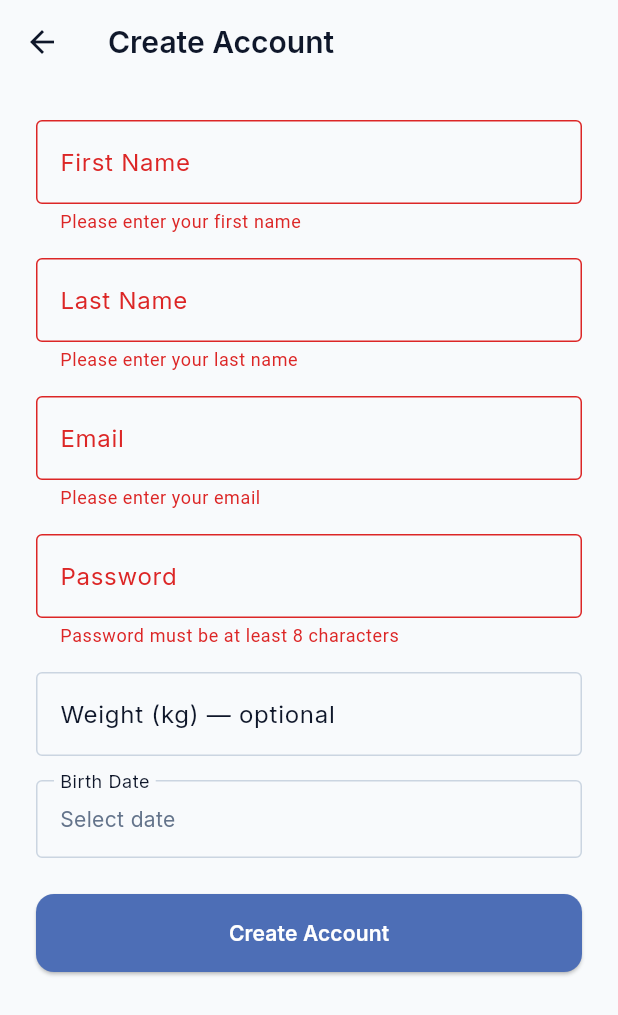
After one commit to anejm/GymBook, a Flutter app: the RegisterPage screen opened directly, after a tap on "Create Account", on a phone screen of 412 x 824 dp. The commit adds this screen. Shown: the top 1015 px of the screen. Run offline on Flutter 3.47's test engine with Material 3 defaults, Android fonts, the phone set to English and light mode, and no system bars; our stand-ins replace google_fonts.

Commit message:
added login and signup

```diff
--- /dev/null
+++ b/lib/screens/login/register_page.dart
@@ -0,0 +1,228 @@
+import 'package:flutter/material.dart';
+
+import '../../services/auth_service.dart';
+
+class RegisterPage extends StatefulWidget {
+  const RegisterPage({super.key});
+
+  @override
+  State<RegisterPage> createState() => _RegisterPageState();
+}
+
+class _RegisterPageState extends State<RegisterPage> {
+  final formKey = GlobalKey<FormState>();
+
+  final firstNameController = TextEditingController();
+  final lastNameController = TextEditingController();
+  final emailController = TextEditingController();
+  final passwordController = TextEditingController();
+  final weightController = TextEditingController();
+
+  DateTime? birthDate;
+
+  bool isLoading = false;
+  String? errorMessage;
+
+  @override
+  void dispose() {
+    firstNameController.dispose();
+    lastNameController.dispose();
+    emailController.dispose();
+    passwordController.dispose();
+    weightController.dispose();
+    super.dispose();
+  }
+
+  Future<void> pickBirthDate() async {
+    final picked = await showDatePicker(
+      context: context,
+      initialDate: DateTime(2000, 1, 1),
+      firstDate: DateTime(1920),
+      lastDate: DateTime.now(),
+    );
+
+    if (picked != null) {
+      setState(() {
+        birthDate = picked;
+      });
+    }
+  }
+
+  Future<void> submit() async {
+    if (!formKey.currentState!.validate()) return;
+
+    if (birthDate == null) {
+      setState(() {
+        errorMessage = 'Please select your birth date';
+      });
+      return;
+    }
+
+    setState(() {
+      isLoading = true;
+      errorMessage = null;
+    });
+
+    try {
+      await AuthService.register(
+        email: emailController.text.trim(),
+        password: passwordController.text,
+        firstName: firstNameController.text.trim(),
+        lastName: lastNameController.text.trim(),
+        birthDate: birthDate!,
+        weightKg: weightController.text.trim().isEmpty
+            ? null
+            : double.tryParse(weightController.text.trim()),
+      );
+
+      if (!mounted) return;
+
+      Navigator.pushNamedAndRemoveUntil(
+        context,
+        '/home',
+        (route) => false,
+      );
+    } catch (e) {
+      if (!mounted) return;
+
+      setState(() {
+        errorMessage = e.toString().replaceFirst('Exception: ', '');
+      });
+    } finally {
+      if (!mounted) return;
+
+      setState(() {
+        isLoading = false;
+      });
+    }
+  }
+
+  @override
+  Widget build(BuildContext context) {
+    return Scaffold(
+      appBar: AppBar(title: const Text('Create Account')),
+      body: SingleChildScrollView(
+        padding: const EdgeInsets.all(24),
+        child: Form(
+          key: formKey,
+          child: Column(
+            crossAxisAlignment: CrossAxisAlignment.stretch,
+            children: [
+              TextFormField(
+                controller: firstNameController,
+                decoration: const InputDecoration(
+                  labelText: 'First Name',
+                  border: OutlineInputBorder(),
+                ),
+                validator: (value) =>
+                    (value == null || value.trim().isEmpty)
+                        ? 'Please enter your first name'
+                        : null,
+              ),
+
+              const SizedBox(height: 16),
+
+              TextFormField(
+                controller: lastNameController,
+                decoration: const InputDecoration(
+                  labelText: 'Last Name',
+                  border: OutlineInputBorder(),
+                ),
+                validator: (value) =>
+                    (value == null || value.trim().isEmpty)
+                        ? 'Please enter your last name'
+                        : null,
+              ),
+
+              const SizedBox(height: 16),
+
+              TextFormField(
+                controller: emailController,
+                keyboardType: TextInputType.emailAddress,
+                decoration: const InputDecoration(
+                  labelText: 'Email',
+                  border: OutlineInputBorder(),
+                ),
+                validator: (value) {
+                  if (value == null || value.trim().isEmpty) {
+                    return 'Please enter your email';
+                  }
+                  if (!value.contains('@')) {
+                    return 'Please enter a valid email';
+                  }
+                  return null;
+                },
+              ),
+
+              const SizedBox(height: 16),
+
+              TextFormField(
+                controller: passwordController,
+                obscureText: true,
+                decoration: const InputDecoration(
+                  labelText: 'Password',
+                  border: OutlineInputBorder(),
+                ),
+                validator: (value) {
+                  if (value == null || value.length < 8) {
+                    return 'Password must be at least 8 characters';
+                  }
+                  return null;
+                },
+              ),
+
+              const SizedBox(height: 16),
+
+              TextFormField(
+                controller: weightController,
+                keyboardType: const TextInputType.numberWithOptions(decimal: true),
+                decoration: const InputDecoration(
+                  labelText: 'Weight (kg) — optional',
+                  border: OutlineInputBorder(),
+                ),
+              ),
+
+              const SizedBox(height: 16),
+
+              InkWell(
+                onTap: pickBirthDate,
+                child: InputDecorator(
+                  decoration: const InputDecoration(
+                    labelText: 'Birth Date',
+                    border: OutlineInputBorder(),
+                  ),
+                  child: Text(
+                    birthDate == null
+                        ? 'Select date'
+                        : '${birthDate!.day}.${birthDate!.month}.${birthDate!.year}',
+                  ),
+                ),
+              ),
+
+              if (errorMessage != null) ...[
+                const SizedBox(height: 16),
+                Text(
+                  errorMessage!,
+                  style: const TextStyle(color: Colors.red),
+                ),
+              ],
+
+              const SizedBox(height: 24),
+
+              ElevatedButton(
+                onPressed: isLoading ? null : submit,
+                child: isLoading
+                    ? const SizedBox(
+                        height: 20,
+                        width: 20,
+                        child: CircularProgressIndicator(strokeWidth: 2),
+                      )
+                    : const Text('Create Account'),
+              ),
+            ],
+          ),
+        ),
+      ),
+    );
+  }
+}
```
Also changed, not shown: lib/screens/login/login_form_page.dart (added, +135 -0 lines), lib/screens/login/login_page.dart (+4 -16 lines).
